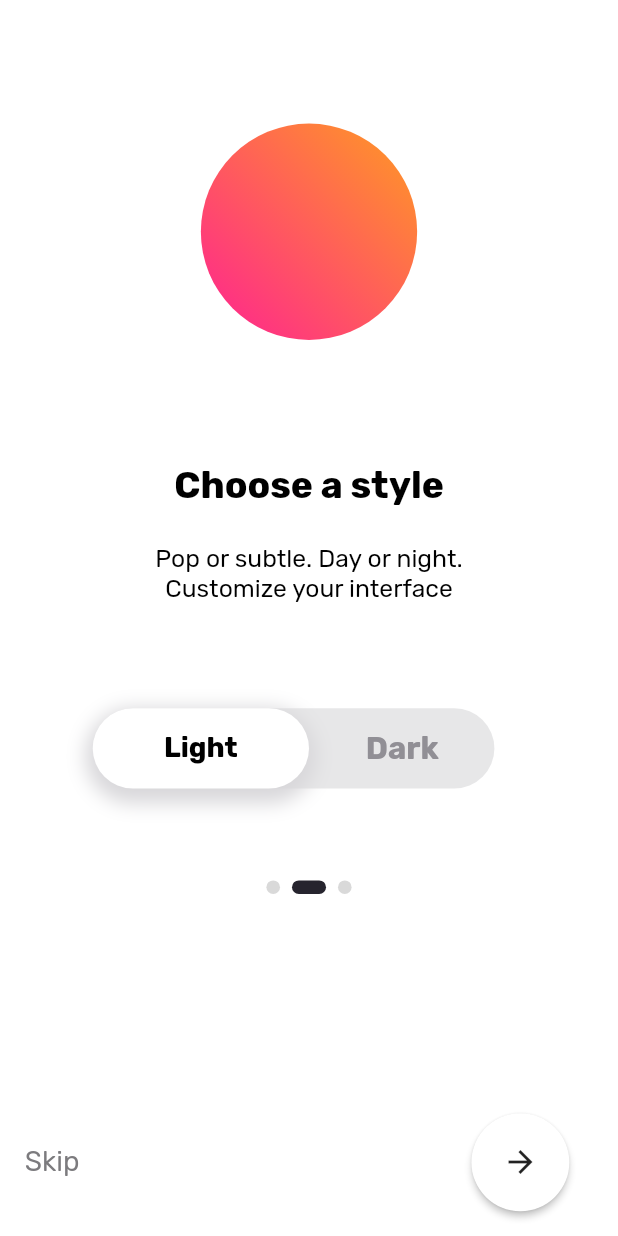
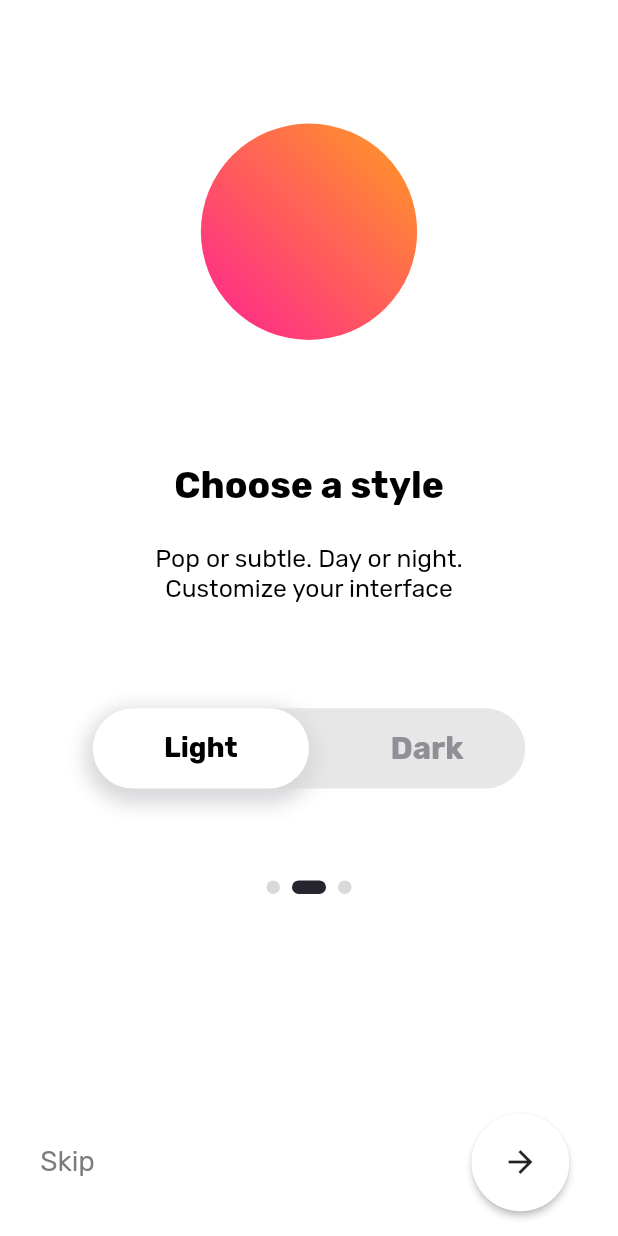
Before and after one commit to shubhamhackz/light_dark_toggle, a Flutter app: the screen it shows after launch, on a phone screen of 412 x 824 dp. Run offline on Flutter 3.47's test engine with Material 2 defaults, Android fonts, the phone set to English and light mode, and no system bars.

Commit message:
make file modular

```diff
--- a/lib/components/animated_toggle_button.dart
+++ b/lib/components/animated_toggle_button.dart
@@ -49,7 +49,7 @@ class _AnimatedToggleState extends State<AnimatedToggle> {
               setState(() {});
             },
             child: Container(
-              width: width * 0.65,
+              width: width * 0.7,
               height: width * 0.13,
               decoration: ShapeDecoration(
                 color: widget.backgroundColor,
@@ -62,7 +62,7 @@ class _AnimatedToggleState extends State<AnimatedToggle> {
                 children: List.generate(
                   widget.values.length,
                   (index) => Padding(
-                    padding: EdgeInsets.symmetric(horizontal: width * 0.09),
+                    padding: EdgeInsets.symmetric(horizontal: width * 0.1),
                     child: Text(
                       widget.values[index],
                       style: TextStyle(
--- /dev/null
+++ b/lib/model/theme_color.dart
@@ -0,0 +1,19 @@
+import 'package:flutter/painting.dart';
+
+class ThemeColor {
+  List<Color> gradient;
+  Color backgroundColor;
+  Color toggleButtonColor;
+  Color toggleBackgroundColor;
+  Color textColor;
+  List<BoxShadow> shadow;
+
+  ThemeColor({
+    this.gradient,
+    this.backgroundColor,
+    this.toggleBackgroundColor,
+    this.toggleButtonColor,
+    this.textColor,
+    this.shadow,
+  });
+}
--- a/lib/routes/homepage.dart
+++ b/lib/routes/homepage.dart
@@ -1,5 +1,6 @@
 import 'package:flutter/material.dart';
 import 'package:toggle_button/components/animated_toggle_button.dart';
+import 'package:toggle_button/model/theme_color.dart';
 
 class Homepage extends StatefulWidget {
   @override
@@ -201,12 +202,16 @@ class _HomepageState extends State<Homepage>
                   child: Row(
                     mainAxisAlignment: MainAxisAlignment.spaceBetween,
                     children: <Widget>[
-                      Text(
-                        'Skip',
-                        style: TextStyle(
-                          fontSize: width * 0.045,
-                          color: const Color(0xFF7c7b7e),
-                          fontFamily: 'Rubik',
+                      Padding(
+                        padding:
+                            EdgeInsets.symmetric(horizontal: width * 0.025),
+                        child: Text(
+                          'Skip',
+                          style: TextStyle(
+                            fontSize: width * 0.045,
+                            color: const Color(0xFF7c7b7e),
+                            fontFamily: 'Rubik',
+                          ),
                         ),
                       ),
                       RaisedButton(
@@ -258,21 +263,3 @@ class _HomepageState extends State<Homepage>
     );
   }
 }
-
-class ThemeColor {
-  List<Color> gradient;
-  Color backgroundColor;
-  Color toggleButtonColor;
-  Color toggleBackgroundColor;
-  Color textColor;
-  List<BoxShadow> shadow;
-
-  ThemeColor({
-    this.gradient,
-    this.backgroundColor,
-    this.toggleBackgroundColor,
-    this.toggleButtonColor,
-    this.textColor,
-    this.shadow,
-  });
-}
```
